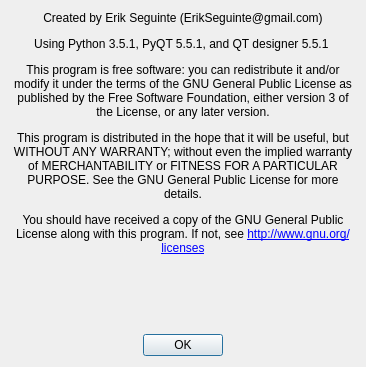
This is lib/About_gui.ui in ErikSeguinte/ex-3e-tracker-Python as Qt 5 draws it before an edit. The edited form follows.
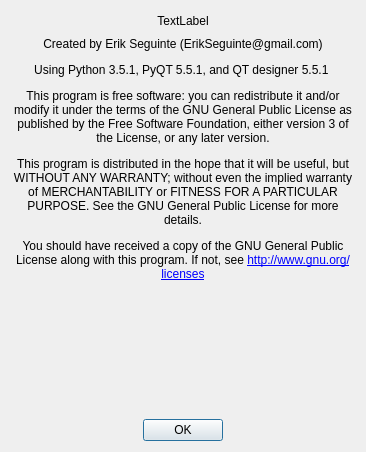
This is the edited form.

Commit message: Version info in about window

Diff of the .ui file:
```diff
--- a/lib/About_gui.ui
+++ b/lib/About_gui.ui
@@ -7,15 +7,46 @@
     <x>0</x>
     <y>0</y>
     <width>366</width>
-    <height>367</height>
+    <height>452</height>
    </rect>
   </property>
   <property name="windowTitle">
    <string>About</string>
   </property>
   <layout class="QVBoxLayout" name="verticalLayout">
+   <item>
+    <widget class="QLabel" name="version_label">
+     <property name="sizePolicy">
+      <sizepolicy hsizetype="Preferred" vsizetype="Minimum">
+       <horstretch>0</horstretch>
+       <verstretch>0</verstretch>
+      </sizepolicy>
+     </property>
+     <property name="maximumSize">
+      <size>
+       <width>16777215</width>
+       <height>20</height>
+      </size>
+     </property>
+     <property name="text">
+      <string>TextLabel</string>
+     </property>
+     <property name="textFormat">
+      <enum>Qt::AutoText</enum>
+     </property>
+     <property name="alignment">
+      <set>Qt::AlignCenter</set>
+     </property>
+    </widget>
+   </item>
    <item>
     <widget class="QLabel" name="label">
+     <property name="sizePolicy">
+      <sizepolicy hsizetype="Preferred" vsizetype="Preferred">
+       <horstretch>0</horstretch>
+       <verstretch>0</verstretch>
+      </sizepolicy>
+     </property>
      <property name="text">
       <string>&lt;html&gt;&lt;head/&gt;&lt;body&gt;&lt;p&gt;Created by Erik Seguinte (ErikSeguinte@gmail.com)&lt;/p&gt;&lt;p&gt;Using Python 3.5.1, PyQT 5.5.1, and QT designer 5.5.1 &lt;/p&gt;&lt;p&gt;This program is free software: you can redistribute it and/or modify it under the terms of the GNU General Public License as published by the Free Software Foundation, either version 3 of the License, or any later version.&lt;/p&gt;&lt;p&gt;This program is distributed in the hope that it will be useful, but WITHOUT ANY WARRANTY; without even the implied warranty of MERCHANTABILITY or FITNESS FOR A PARTICULAR PURPOSE. See the GNU General Public License for more details.&lt;/p&gt;&lt;p&gt;You should have received a copy of the GNU General Public License along with this program. If not, see &lt;a href=&quot;http://www.gnu.org/licenses&quot;&gt;&lt;span style=&quot; text-decoration: underline; color:#0000ff;&quot;&gt;http://www.gnu.org/licenses&lt;/span&gt;&lt;/a&gt;&lt;/p&gt;&lt;/body&gt;&lt;/html&gt;</string>
      </property>
```
The commit also changes 7 other files.
